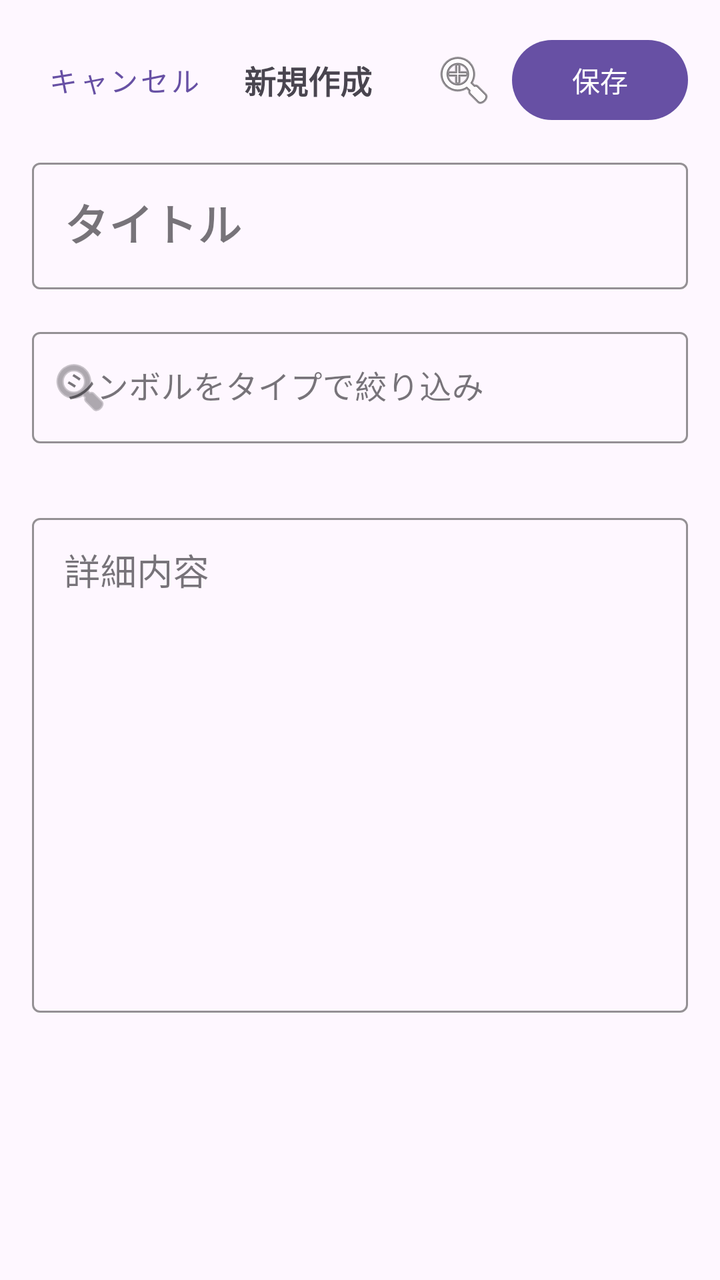
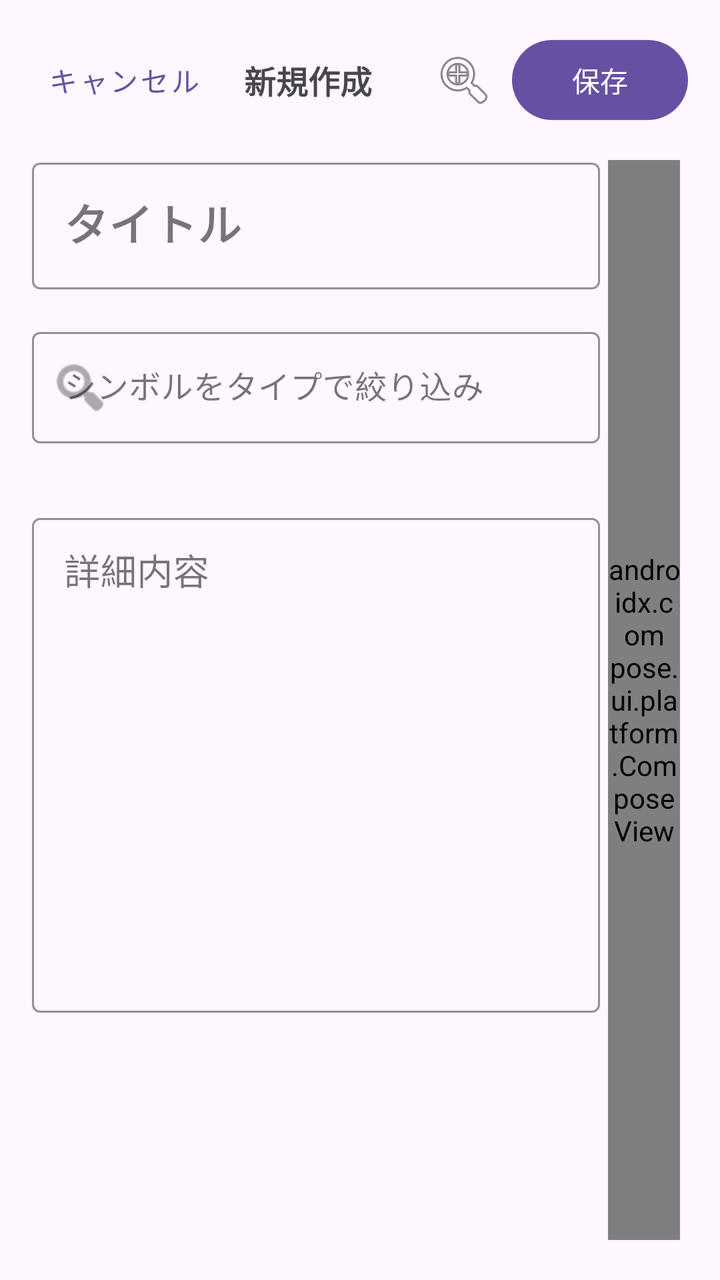

The first picture is an Android layout as it rendered before a commit; the second is the same layout after the commit. The layout source and the unified diff follow.
<!-- AndroidManifest.xml: application theme Theme.MemoApp -->
<!-- res/layout/dialog_add_edit_note.xml -->
<?xml version="1.0" encoding="utf-8"?>
<LinearLayout xmlns:android="http://schemas.android.com/apk/res/android"
    xmlns:app="http://schemas.android.com/apk/res-auto"
    android:layout_width="match_parent"
    android:layout_height="match_parent"
    android:orientation="vertical"
    android:padding="16dp">

    
    <LinearLayout
        android:layout_width="match_parent"
        android:layout_height="wrap_content"
        android:orientation="horizontal"
        android:gravity="center_vertical"
        android:layout_marginBottom="12dp">

        <Button
            android:id="@+id/btn_close"
            style="@style/Widget.MaterialComponents.Button.TextButton"
            android:layout_width="wrap_content"
            android:layout_height="wrap_content"
            android:text="キャンセル" />

        <TextView
            android:id="@+id/text_status"
            android:layout_width="0dp"
            android:layout_height="wrap_content"
            android:layout_weight="1"
            android:text="新規作成"
            android:textSize="16sp"
            android:textStyle="bold"
            android:gravity="center"
            android:layout_marginEnd="8dp"/>

        <ImageButton
            android:id="@+id/btn_expand_full"
            android:layout_width="48dp"
            android:layout_height="48dp"
            android:src="@android:drawable/ic_menu_zoom"
            android:background="?attr/selectableItemBackgroundBorderless"
            android:contentDescription="全画面表示" />

        <Button
            android:id="@+id/btn_save_note"
            android:layout_width="wrap_content"
            android:layout_height="wrap_content"
            android:text="保存" />
    </LinearLayout>

    <ScrollView
        android:layout_width="match_parent"
        android:layout_height="0dp"
        android:layout_weight="1"
        android:fillViewport="true">

        <LinearLayout
            android:layout_width="match_parent"
            android:layout_height="wrap_content"
            android:orientation="vertical">

            <com.google.android.material.textfield.TextInputLayout
                style="@style/Widget.MaterialComponents.TextInputLayout.OutlinedBox"
                android:layout_width="match_parent"
                android:layout_height="wrap_content"
                android:hint="タイトル"
                app:boxStrokeColor="@color/black"
                app:endIconMode="clear_text">

                <com.google.android.material.textfield.TextInputEditText
                    android:id="@+id/edit_note_title"
                    android:layout_width="match_parent"
                    android:layout_height="wrap_content"
                    android:textSize="22sp"
                    android:textStyle="bold"
                    android:inputType="text" />
            </com.google.android.material.textfield.TextInputLayout>

            <com.google.android.material.textfield.TextInputLayout
                style="@style/Widget.MaterialComponents.TextInputLayout.OutlinedBox"
                android:layout_width="match_parent"
                android:layout_height="wrap_content"
                android:layout_marginTop="16dp"
                android:hint="シンボルをタイプで絞り込み"
                app:boxStrokeColor="@color/black"
                app:startIconDrawable="@android:drawable/ic_menu_search">

                <com.google.android.material.textfield.TextInputEditText
                    android:id="@+id/edit_symbol_search"
                    android:layout_width="match_parent"
                    android:layout_height="wrap_content"
                    android:inputType="text" />
            </com.google.android.material.textfield.TextInputLayout>

            <HorizontalScrollView
                android:layout_width="match_parent"
                android:layout_height="wrap_content"
                android:layout_marginTop="8dp"
                android:scrollbars="none">

                <com.google.android.material.chip.ChipGroup
                    android:id="@+id/chip_group_types"
                    android:layout_width="wrap_content"
                    android:layout_height="wrap_content"
                    app:singleLine="true"
                    app:singleSelection="true" />
            </HorizontalScrollView>

            <HorizontalScrollView
                android:layout_width="match_parent"
                android:layout_height="wrap_content"
                android:layout_marginTop="8dp">

                <com.google.android.material.chip.ChipGroup
                    android:id="@+id/chip_group_symbols"
                    android:layout_width="wrap_content"
                    android:layout_height="wrap_content"
                    app:singleLine="true" />
            </HorizontalScrollView>

            <com.google.android.material.textfield.TextInputLayout
                style="@style/Widget.MaterialComponents.TextInputLayout.OutlinedBox"
                android:layout_width="match_parent"
                android:layout_height="wrap_content"
                android:layout_marginTop="16dp"
                android:hint="詳細内容"
                app:boxStrokeColor="@color/black">

                <com.google.android.material.textfield.TextInputEditText
                    android:id="@+id/edit_note_content"
                    android:layout_width="match_parent"
                    android:layout_height="wrap_content"
                    android:minLines="10"
                    android:gravity="top"
                    android:textSize="18sp"
                    android:inputType="textMultiLine" />
            </com.google.android.material.textfield.TextInputLayout>
        </LinearLayout>
    </ScrollView>
</LinearLayout>
<!-- resources referenced by this layout -->
<resources>
  <color name="black">#FF000000</color>
  <style name="Theme.MemoApp" parent="Base.Theme.MemoApp" />
  <style name="Base.Theme.MemoApp" parent="Theme.Material3.DayNight.NoActionBar">
          
          
      </style>
</resources>

<!-- the commit's change to res/layout/dialog_add_edit_note.xml (unified diff, before → after) -->
@@ -47,93 +47,115 @@
             android:text="保存" />
     </LinearLayout>
 
-    <ScrollView
+    
+    <androidx.constraintlayout.widget.ConstraintLayout
         android:layout_width="match_parent"
         android:layout_height="0dp"
-        android:layout_weight="1"
-        android:fillViewport="true">
+        android:layout_weight="1">
 
-        <LinearLayout
-            android:layout_width="match_parent"
-            android:layout_height="wrap_content"
-            android:orientation="vertical">
+        <ScrollView
+            android:id="@+id/scroll_note_content"
+            android:layout_width="0dp"
+            android:layout_height="0dp"
+            android:fillViewport="true"
+            app:layout_constraintBottom_toBottomOf="parent"
+            app:layout_constraintEnd_toEndOf="parent"
+            app:layout_constraintStart_toStartOf="parent"
+            app:layout_constraintTop_toTopOf="parent">
 
-            <com.google.android.material.textfield.TextInputLayout
-                style="@style/Widget.MaterialComponents.TextInputLayout.OutlinedBox"
+            <LinearLayout
                 android:layout_width="match_parent"
                 android:layout_height="wrap_content"
-                android:hint="タイトル"
-                app:boxStrokeColor="@color/black"
-                app:endIconMode="clear_text">
+                android:orientation="vertical"
+                android:paddingEnd="44dp">
 
-                <com.google.android.material.textfield.TextInputEditText
-                    android:id="@+id/edit_note_title"
+                <com.google.android.material.textfield.TextInputLayout
+                    style="@style/Widget.MaterialComponents.TextInputLayout.OutlinedBox"
                     android:layout_width="match_parent"
                     android:layout_height="wrap_content"
-                    android:textSize="22sp"
-                    android:textStyle="bold"
-                    android:inputType="text" />
-            </com.google.android.material.textfield.TextInputLayout>
+                    android:hint="タイトル"
+                    app:boxStrokeColor="@color/black"
+                    app:endIconMode="clear_text">
 
-            <com.google.android.material.textfield.TextInputLayout
-                style="@style/Widget.MaterialComponents.TextInputLayout.OutlinedBox"
-                android:layout_width="match_parent"
-                android:layout_height="wrap_content"
-                android:layout_marginTop="16dp"
-                android:hint="シンボルをタイプで絞り込み"
-                app:boxStrokeColor="@color/black"
-                app:startIconDrawable="@android:drawable/ic_menu_search">
+                    <com.google.android.material.textfield.TextInputEditText
+                        android:id="@+id/edit_note_title"
+                        android:layout_width="match_parent"
+                        android:layout_height="wrap_content"
+                        android:textSize="22sp"
+                        android:textStyle="bold"
+                        android:inputType="text" />
+                </com.google.android.material.textfield.TextInputLayout>
 
-                <com.google.android.material.textfield.TextInputEditText
-                    android:id="@+id/edit_symbol_search"
+                <com.google.android.material.textfield.TextInputLayout
+                    style="@style/Widget.MaterialComponents.TextInputLayout.OutlinedBox"
                     android:layout_width="match_parent"
                     android:layout_height="wrap_content"
-                    android:inputType="text" />
-            </com.google.android.material.textfield.TextInputLayout>
+                    android:layout_marginTop="16dp"
+                    android:hint="シンボルをタイプで絞り込み"
+                    app:boxStrokeColor="@color/black"
+                    app:startIconDrawable="@android:drawable/ic_menu_search">
 
-            <HorizontalScrollView
-                android:layout_width="match_parent"
-                android:layout_height="wrap_content"
-                android:layout_marginTop="8dp"
-                android:scrollbars="none">
+                    <com.google.android.material.textfield.TextInputEditText
+                        android:id="@+id/edit_symbol_search"
+                        android:layout_width="match_parent"
+                        android:layout_height="wrap_content"
+                        android:inputType="text" />
+                </com.google.android.material.textfield.TextInputLayout>
 
-                <com.google.android.material.chip.ChipGroup
-                    android:id="@+id/chip_group_types"
-                    android:layout_width="wrap_content"
-                    android:layout_height="wrap_content"
-                    app:singleLine="true"
-                    app:singleSelection="true" />
-            </HorizontalScrollView>
-
-            <HorizontalScrollView
-                android:layout_width="match_parent"
-                android:layout_height="wrap_content"
-                android:layout_marginTop="8dp">
-
-                <com.google.android.material.chip.ChipGroup
-                    android:id="@+id/chip_group_symbols"
-                    android:layout_width="wrap_content"
-                    android:layout_height="wrap_content"
-                    app:singleLine="true" />
-            </HorizontalScrollView>
-
-            <com.google.android.material.textfield.TextInputLayout
-                style="@style/Widget.MaterialComponents.TextInputLayout.OutlinedBox"
-                android:layout_width="match_parent"
-                android:layout_height="wrap_content"
-                android:layout_marginTop="16dp"
-                android:hint="詳細内容"
-                app:boxStrokeColor="@color/black">
-
-                <com.google.android.material.textfield.TextInputEditText
-                    android:id="@+id/edit_note_content"
+                <HorizontalScrollView
                     android:layout_width="match_parent"
                     android:layout_height="wrap_content"
-                    android:minLines="10"
-                    android:gravity="top"
-                    android:textSize="18sp"
-                    android:inputType="textMultiLine" />
-            </com.google.android.material.textfield.TextInputLayout>
-        </LinearLayout>
-    </ScrollView>
+                    android:layout_marginTop="8dp"
+                    android:scrollbars="none">
+
+                    <com.google.android.material.chip.ChipGroup
+                        android:id="@+id/chip_group_types"
+                        android:layout_width="wrap_content"
+                        android:layout_height="wrap_content"
+                        app:singleLine="true"
+                        app:singleSelection="true" />
+                </HorizontalScrollView>
+
+                <HorizontalScrollView
+                    android:layout_width="match_parent"
+                    android:layout_height="wrap_content"
+                    android:layout_marginTop="8dp">
+
+                    <com.google.android.material.chip.ChipGroup
+                        android:id="@+id/chip_group_symbols"
+                        android:layout_width="wrap_content"
+                        android:layout_height="wrap_content"
+                        app:singleLine="true" />
+                </HorizontalScrollView>
+
+                <com.google.android.material.textfield.TextInputLayout
+                    style="@style/Widget.MaterialComponents.TextInputLayout.OutlinedBox"
+                    android:layout_width="match_parent"
+                    android:layout_height="wrap_content"
+                    android:layout_marginTop="16dp"
+                    android:hint="詳細内容"
+                    app:boxStrokeColor="@color/black">
+
+                    <com.google.android.material.textfield.TextInputEditText
+                        android:id="@+id/edit_note_content"
+                        android:layout_width="match_parent"
+                        android:layout_height="wrap_content"
+                        android:minLines="10"
+                        android:gravity="top"
+                        android:textSize="18sp"
+                        android:inputType="textMultiLine" />
+                </com.google.android.material.textfield.TextInputLayout>
+            </LinearLayout>
+        </ScrollView>
+
+        <androidx.compose.ui.platform.ComposeView
+            android:id="@+id/compose_view_note_minimap"
+            android:layout_width="36dp"
+            android:layout_height="0dp"
+            android:layout_marginEnd="4dp"
+            android:layout_marginVertical="4dp"
+            app:layout_constraintBottom_toBottomOf="parent"
+            app:layout_constraintEnd_toEndOf="parent"
+            app:layout_constraintTop_toTopOf="parent" />
+    </androidx.constraintlayout.widget.ConstraintLayout>
 </LinearLayout>
